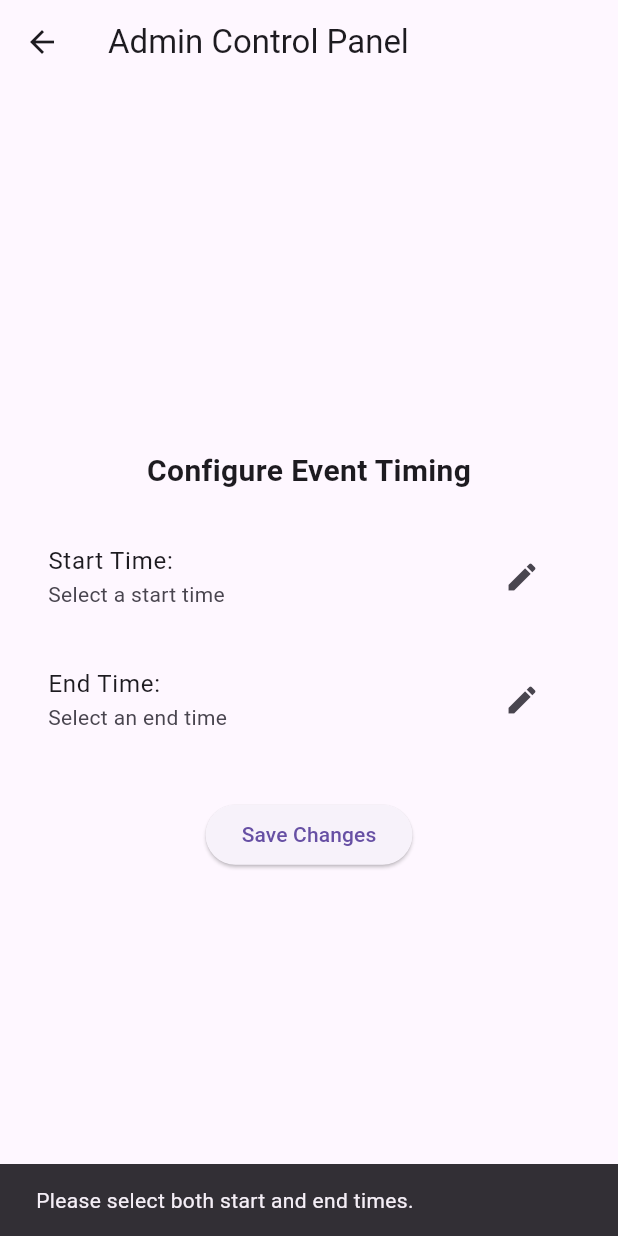
After one commit to PrakharSingh0/codepunk, a Flutter app: the AdminPage screen opened directly, after a tap on "Save Changes", on a phone screen of 412 x 824 dp. The commit adds this screen. Run offline on Flutter 3.47's test engine with Material 3 defaults, Android fonts, the phone set to English and light mode, and no system bars; our stand-ins replace cloud_firestore, firebase_auth, firebase_core; accounts and stored records are empty.

Commit message:
admin page

```diff
--- /dev/null
+++ b/lib/Mode/Admin/homePage.dart
@@ -0,0 +1,172 @@
+import 'package:cloud_firestore/cloud_firestore.dart';
+import 'package:flutter/material.dart';
+
+class AdminPage extends StatefulWidget {
+  const AdminPage({super.key});
+
+  @override
+  State<AdminPage> createState() => _AdminPageState();
+}
+
+class _AdminPageState extends State<AdminPage> {
+  DateTime? startTime;
+  DateTime? endTime;
+
+  final FirebaseFirestore _firestore = FirebaseFirestore.instance;
+
+  // Fetch current event configuration from Firestore
+  Future<void> fetchEventConfig() async {
+    try {
+      DocumentSnapshot doc = await _firestore
+          .collection('eventTiming')
+          .doc('1sVOLXflwzOlTM8ZrhYt')
+          .get();
+
+      if (doc.exists) {
+        setState(() {
+          startTime = (doc['startTime'] as Timestamp).toDate();
+          endTime = (doc['endTime'] as Timestamp).toDate();
+        });
+      }
+    } catch (e) {
+      ScaffoldMessenger.of(context).showSnackBar(
+        SnackBar(content: Text('Error fetching event config: $e')),
+      );
+    }
+  }
+
+  // Update event configuration in Firestore
+  Future<void> updateEventConfig() async {
+    if (startTime == null || endTime == null) {
+      ScaffoldMessenger.of(context).showSnackBar(
+        const SnackBar(content: Text('Please select both start and end times.')),
+      );
+      return;
+    }
+
+    try {
+      await _firestore.collection('eventTiming').doc('1sVOLXflwzOlTM8ZrhYt').set({
+        'startTime': Timestamp.fromDate(startTime!),
+        'endTime': Timestamp.fromDate(endTime!),
+      });
+
+      ScaffoldMessenger.of(context).showSnackBar(
+        const SnackBar(content: Text('Event configuration updated successfully!')),
+      );
+    } catch (e) {
+      ScaffoldMessenger.of(context).showSnackBar(
+        SnackBar(content: Text('Error updating event config: $e')),
+      );
+    }
+  }
+
+  @override
+  void initState() {
+    super.initState();
+    fetchEventConfig(); // Load initial data
+  }
+
+  @override
+  Widget build(BuildContext context) {
+    return Scaffold(
+      appBar: AppBar(
+        title: const Text('Admin Control Panel'),
+      ),
+      body: Padding(
+        padding: const EdgeInsets.all(16.0),
+        child: Column(
+          mainAxisAlignment: MainAxisAlignment.center,
+          children: [
+            const Text(
+              'Configure Event Timing',
+              style: TextStyle(fontSize: 20, fontWeight: FontWeight.bold),
+            ),
+            const SizedBox(height: 20),
+            // Start Time Picker
+            ListTile(
+              title: const Text('Start Time:'),
+              subtitle: Text(
+                startTime != null
+                    ? startTime.toString()
+                    : 'Select a start time',
+              ),
+              trailing: IconButton(
+                icon: const Icon(Icons.edit),
+                onPressed: () async {
+                  DateTime? picked = await showDatePicker(
+                    context: context,
+                    initialDate: startTime ?? DateTime.now(),
+                    firstDate: DateTime(2020),
+                    lastDate: DateTime(2100),
+                  );
+
+                  if (picked != null) {
+                    TimeOfDay? time = await showTimePicker(
+                      context: context,
+                      initialTime: TimeOfDay.fromDateTime(startTime ?? DateTime.now()),
+                    );
+
+                    if (time != null) {
+                      setState(() {
+                        startTime = DateTime(
+                          picked.year,
+                          picked.month,
+                          picked.day,
+                          time.hour,
+                          time.minute,
+                        );
+                      });
+                    }
+                  }
+                },
+              ),
+            ),
+            const SizedBox(height: 10),
+            // End Time Picker
+            ListTile(
+              title: const Text('End Time:'),
+              subtitle: Text(
+                endTime != null ? endTime.toString() : 'Select an end time',
+              ),
+              trailing: IconButton(
+                icon: const Icon(Icons.edit),
+                onPressed: () async {
+                  DateTime? picked = await showDatePicker(
+                    context: context,
+                    initialDate: endTime ?? DateTime.now(),
+                    firstDate: DateTime(2020),
+                    lastDate: DateTime(2100),
+                  );
+
+                  if (picked != null) {
+                    TimeOfDay? time = await showTimePicker(
+                      context: context,
+                      initialTime: TimeOfDay.fromDateTime(endTime ?? DateTime.now()),
+                    );
+
+                    if (time != null) {
+                      setState(() {
+                        endTime = DateTime(
+                          picked.year,
+                          picked.month,
+                          picked.day,
+                          time.hour,
+                          time.minute,
+                        );
+                      });
+                    }
+                  }
+                },
+              ),
+            ),
+            const SizedBox(height: 30),
+            ElevatedButton(
+              onPressed: updateEventConfig,
+              child: const Text('Save Changes'),
+            ),
+          ],
+        ),
+      ),
+    );
+  }
+}
--- a/lib/Mode/User/Pages/RSVP.dart
+++ b/lib/Mode/User/Pages/RSVP.dart
@@ -29,13 +29,13 @@ class _rsvpPageState extends State<rsvpPage> {
   // Fetch event start timestamp using snapshot for real-time updates
   void _fetchEventData() {
     FirebaseFirestore.instance
-        .collection('eventStartTime')
-        .doc('EcJTkrCTDQn28MjOSoYV')
+        .collection('eventTiming')
+        .doc('1sVOLXflwzOlTM8ZrhYt')
         .snapshots()
         .listen((snapshot) {
       if (snapshot.exists) {
         Timestamp eventTimestamp =
-            snapshot['time']; // Timestamp field in Firestore
+            snapshot['startTime']; // Timestamp field in Firestore
         eventStartTime = eventTimestamp.toDate();
 
         setState(() {
--- a/lib/Mode/User/Widgets/GlobalCountDown.dart
+++ b/lib/Mode/User/Widgets/GlobalCountDown.dart
@@ -26,12 +26,12 @@ class _GlobalCountDownState extends State<GlobalCountDown> {
 
   void _fetchEventData() {
     FirebaseFirestore.instance
-        .collection('eventEndTime')
-        .doc('MHRS8BPRQua20Y8ocas5') // Replace with actual doc ID
+        .collection('eventTiming')
+        .doc('1sVOLXflwzOlTM8ZrhYt') // Replace with actual doc ID
         .snapshots()
         .listen((snapshot) {
       if (snapshot.exists) {
-        Timestamp eventTimestamp = snapshot['time'];
+        Timestamp eventTimestamp = snapshot['endTime'];
         eventEndTime = eventTimestamp.toDate();
 
         setState(() {
--- a/lib/main.dart
+++ b/lib/main.dart
@@ -1,3 +1,5 @@
+import 'package:codepunk/Mode/Admin/homePage.dart';
+import 'package:codepunk/Mode/User/Pages/RSVP.dart';
 import 'package:codepunk/welcomePage.dart';
 import 'package:firebase_core/firebase_core.dart';
 import 'package:flutter/material.dart';
--- a/lib/welcomePage.dart
+++ b/lib/welcomePage.dart
@@ -13,13 +13,13 @@ class WelcomePage extends StatelessWidget {
     try {
       // Fetch the event's end time from Firestore
       DocumentSnapshot eventDoc = await FirebaseFirestore.instance
-          .collection('eventEndTime')  // Replace with your collection
-          .doc('MHRS8BPRQua20Y8ocas5')  // Replace with the actual document ID
+          .collection('eventTiming')  // Replace with your collection
+          .doc('1sVOLXflwzOlTM8ZrhYt')  // Replace with the actual document ID
           .get();
 
       if (eventDoc.exists) {
         // Get the event's end time and compare it with the current time
-        Timestamp eventEndTimestamp = eventDoc['time'];  // 'time' is the field storing the end time
+        Timestamp eventEndTimestamp = eventDoc['endTime'];  // 'time' is the field storing the end time
         DateTime eventEndTime = eventEndTimestamp.toDate();
 
         if (eventEndTime.isBefore(DateTime.now())) {
```
Also changed, not shown: lib/Mode/User/Pages/ProblemStatementPage.dart (+27 -2 lines), lib/Mode/User/Pages/RiddlePage.dart (+5 -5 lines).
